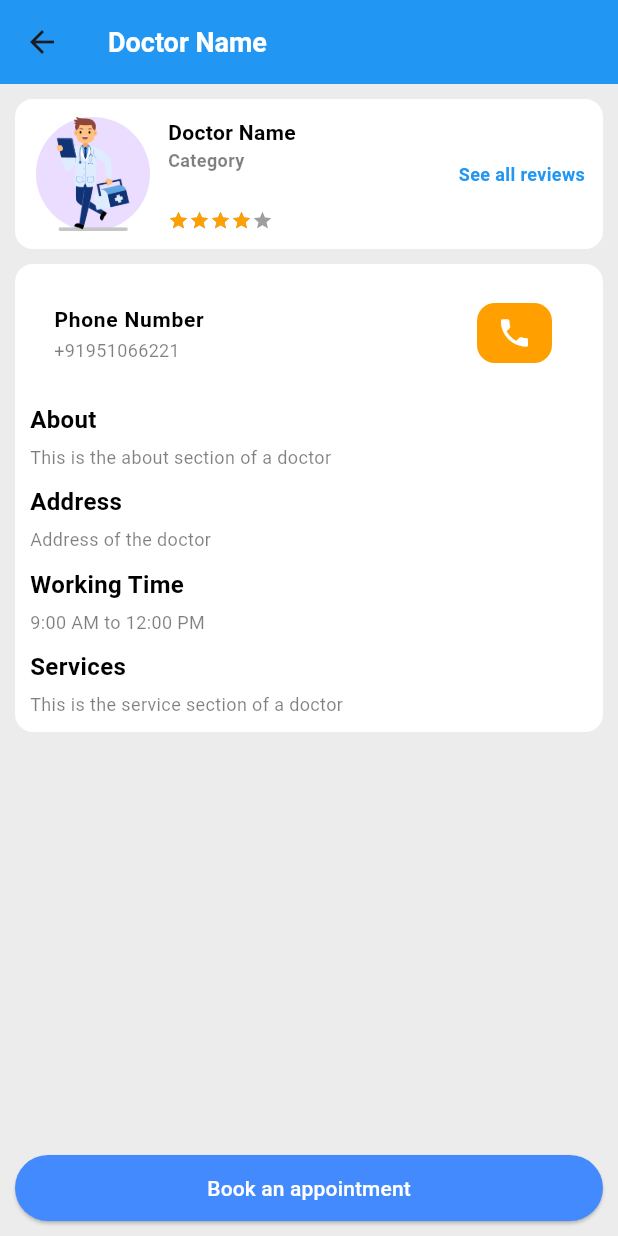
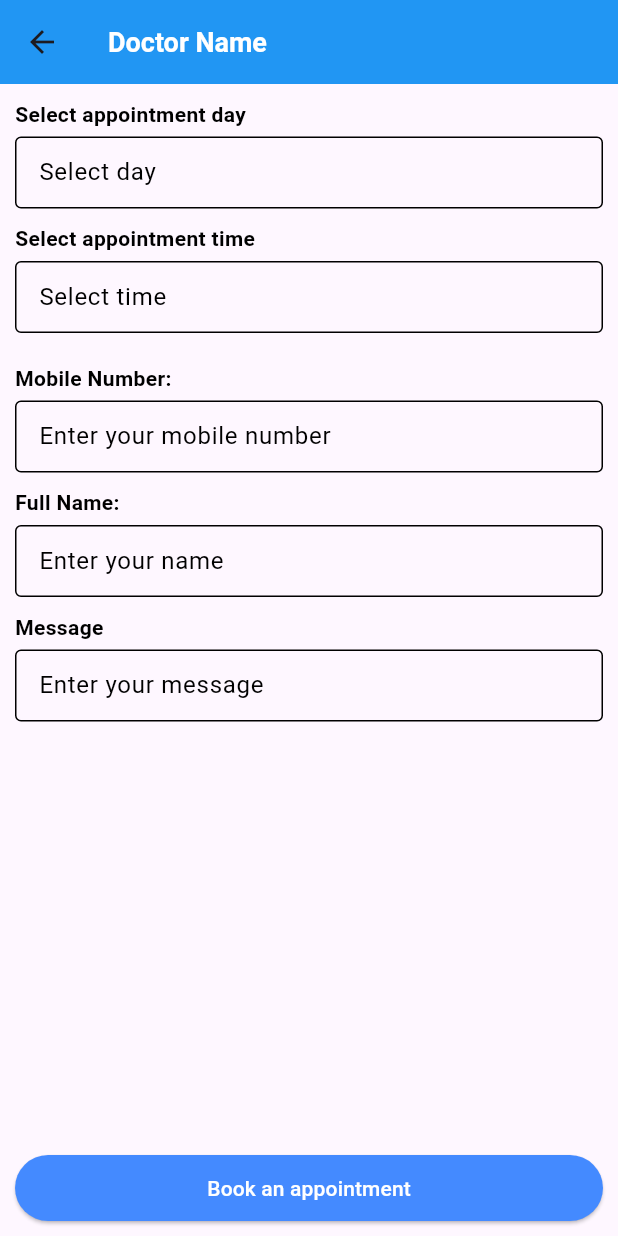
Before and after one commit to vrajpatel195/mediapp, a Flutter app: the DoctorProfileView screen opened directly, after a tap on "Book an appointment", on a phone screen of 412 x 824 dp. Run offline on Flutter 3.47's test engine with Material 3 defaults, Android fonts, the phone set to English and light mode, and no system bars; drawn by our look-alikes of velocity_x; our stand-ins replace get; Roboto replaces fonts that are missing (nunito, nunito_bold).

Commit message:
appointment

```diff
--- /dev/null
+++ b/lib/views/appointment_details_view/appointment_detail_view.dart
@@ -0,0 +1,46 @@
+import 'package:flutter/material.dart';
+
+import '../../consts/consts.dart';
+import '../../res/components/custom_textfield.dart';
+
+class AppointmentDetailView extends StatelessWidget {
+  const AppointmentDetailView({super.key});
+
+  @override
+  Widget build(BuildContext context) {
+    return Scaffold(
+      appBar: AppBar(
+        elevation: 0.0,
+        title: AppStyle.bold(
+            title: "Doctor Name",
+            color: AppColors.whiteColor,
+            size: AppSizes.size18),
+        backgroundColor: AppColors.blueColor,
+      ),
+      body: Padding(
+        padding: const EdgeInsets.all(10.0),
+        child: Column(crossAxisAlignment: CrossAxisAlignment.start, children: [
+          AppStyle.bold(title: "Select appointment day"),
+          5.heightBox,
+          AppStyle.normal(title: "Selected day"),
+          10.heightBox,
+          AppStyle.bold(title: "Select appointment time"),
+          5.heightBox,
+          AppStyle.normal(title: "Selected time"),
+          20.heightBox,
+          AppStyle.bold(title: "Mobile Number:"),
+          5.heightBox,
+          AppStyle.normal(title: "Mobile Number"),
+          10.heightBox,
+          AppStyle.bold(title: "Full Name:"),
+          5.heightBox,
+          AppStyle.bold(title: "Name"),
+          10.heightBox,
+          AppStyle.bold(title: "Message:"),
+          5.heightBox,
+          AppStyle.normal(title: "Message"),
+        ]),
+      ),
+    );
+  }
+}
--- /dev/null
+++ b/lib/views/book_appoinment_view/book_appoinment_view.dart
@@ -0,0 +1,56 @@
+import 'package:flutter/material.dart';
+import 'package:get/get.dart';
+import 'package:mediapp/res/components/custom_textfield.dart';
+
+import '../../consts/consts.dart';
+import '../../res/components/custom_button.dart';
+
+class BookAppointmentView extends StatelessWidget {
+  const BookAppointmentView({super.key});
+
+  @override
+  Widget build(BuildContext context) {
+    return Scaffold(
+      appBar: AppBar(
+        title: AppStyle.bold(
+            title: "Doctor Name",
+            color: AppColors.whiteColor,
+            size: AppSizes.size18),
+        backgroundColor: AppColors.blueColor,
+      ),
+      body: Padding(
+        padding: const EdgeInsets.all(10.0),
+        child: SingleChildScrollView(
+          child: Column(
+            crossAxisAlignment: CrossAxisAlignment.start,
+            children: [
+              AppStyle.bold(title: "Select appointment day"),
+              5.heightBox,
+              const CustomTextField(hint: "Select day"),
+              10.heightBox,
+              AppStyle.bold(title: "Select appointment time"),
+              5.heightBox,
+              const CustomTextField(hint: "Select time"),
+              20.heightBox,
+              AppStyle.bold(title: "Mobile Number:"),
+              5.heightBox,
+              const CustomTextField(hint: "Enter your mobile number"),
+              10.heightBox,
+              AppStyle.bold(title: "Full Name:"),
+              5.heightBox,
+              const CustomTextField(hint: "Enter your name"),
+              10.heightBox,
+              AppStyle.bold(title: "Message"),
+              5.heightBox,
+              const CustomTextField(hint: "Enter your message")
+            ],
+          ),
+        ),
+      ),
+      bottomNavigationBar: Padding(
+        padding: const EdgeInsets.all(10.0),
+        child: CustomButton(buttonText: "Book an appointment", onTap: () {}),
+      ),
+    );
+  }
+}
--- a/lib/views/doctor_profile_view/doctor_profile_view.dart
+++ b/lib/views/doctor_profile_view/doctor_profile_view.dart
@@ -1,6 +1,8 @@
 import 'package:flutter/material.dart';
+import 'package:get/get.dart';
 import 'package:mediapp/consts/consts.dart';
 import 'package:mediapp/res/components/custom_button.dart';
+import 'package:mediapp/views/book_appoinment_view/book_appoinment_view.dart';
 
 class DoctorProfileView extends StatelessWidget {
   const DoctorProfileView({super.key});
@@ -143,7 +145,11 @@ class DoctorProfileView extends StatelessWidget {
       ),
       bottomNavigationBar: Padding(
         padding: const EdgeInsets.all(10.0),
-        child: CustomButton(buttonText: "Book an appointment", onTap: () {}),
+        child: CustomButton(
+            buttonText: "Book an appointment",
+            onTap: () {
+              Get.to(() => const BookAppointmentView());
+            }),
       ),
     );
   }
--- a/lib/views/home/home.dart
+++ b/lib/views/home/home.dart
@@ -1,5 +1,6 @@
 import 'package:flutter/material.dart';
 import 'package:mediapp/consts/colors.dart';
+import 'package:mediapp/views/appointment_view/appointment_view.dart';
 import 'package:mediapp/views/category_view/category_view.dart';
 import 'package:mediapp/views/home/home_view.dart';
 import 'package:mediapp/views/login_view/login_view.dart';
@@ -16,6 +17,7 @@ class _HomeState extends State<Home> {
   int selectedIndex = 0;
   List screenList = [
     const HomeView(),
+    const AppointmentView(),
     const CategoryView(),
     const LoginView(),
     const SettingsView(),
@@ -43,6 +45,8 @@ class _HomeState extends State<Home> {
           items: const [
             BottomNavigationBarItem(icon: Icon(Icons.home), label: "Home"),
             BottomNavigationBarItem(
+                icon: Icon(Icons.book), label: "Appointments"),
+            BottomNavigationBarItem(
                 icon: Icon(Icons.category), label: "Category"),
             BottomNavigationBarItem(icon: Icon(Icons.person), label: "Doctor"),
             BottomNavigationBarItem(
```
Also changed, not shown: lib/views/appointment_view/appointment_view.dart (added, +40 -0 lines).
